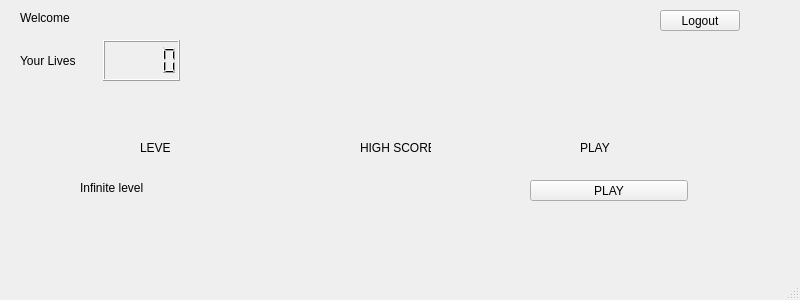
Before: the Qt Designer form Codigo_Fuente/Proyecto_Final/profileuser.ui in MaverickST/Proyecto_Final, drawn with Qt 5.
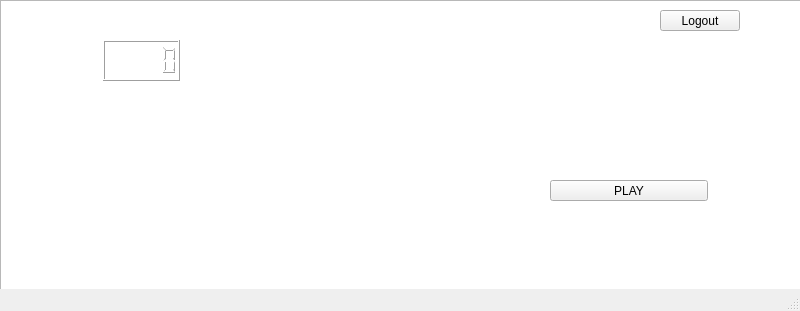
After: the same form once the commit is applied. Icons and pictures are not drawn.

```diff
--- a/Codigo_Fuente/Proyecto_Final/profileuser.ui
+++ b/Codigo_Fuente/Proyecto_Final/profileuser.ui
@@ -7,7 +7,7 @@
     <x>0</x>
     <y>0</y>
     <width>800</width>
-    <height>300</height>
+    <height>311</height>
    </rect>
   </property>
   <property name="windowTitle">
@@ -36,6 +36,9 @@
       <height>16</height>
      </rect>
     </property>
+    <property name="styleSheet">
+     <string notr="true">color: rgb(255, 255, 255);</string>
+    </property>
     <property name="text">
      <string>Welcome</string>
     </property>
@@ -65,20 +68,27 @@
     <layout class="QHBoxLayout" name="horizontalLayout">
      <item>
       <widget class="QLabel" name="label_2">
+       <property name="styleSheet">
+        <string notr="true">color: rgb(255, 255, 255);</string>
+       </property>
        <property name="text">
         <string>Your Lives</string>
        </property>
       </widget>
      </item>
      <item>
-      <widget class="QLCDNumber" name="lcd_Lives"/>
+      <widget class="QLCDNumber" name="lcd_Lives">
+       <property name="styleSheet">
+        <string notr="true">color: rgb(255, 255, 255);</string>
+       </property>
+      </widget>
      </item>
     </layout>
    </widget>
    <widget class="QPushButton" name="pB_StartLevel">
     <property name="geometry">
      <rect>
-      <x>530</x>
+      <x>550</x>
       <y>180</y>
       <width>158</width>
       <height>21</height>
@@ -91,12 +101,15 @@
    <widget class="QLabel" name="label_3">
     <property name="geometry">
      <rect>
-      <x>580</x>
-      <y>140</y>
+      <x>600</x>
+      <y>150</y>
       <width>31</width>
       <height>16</height>
      </rect>
     </property>
+    <property name="styleSheet">
+     <string notr="true">color: rgb(255, 255, 255);</string>
+    </property>
     <property name="text">
      <string>PLAY</string>
     </property>
@@ -104,12 +117,15 @@
    <widget class="QLabel" name="label_5">
     <property name="geometry">
      <rect>
-      <x>80</x>
+      <x>50</x>
       <y>180</y>
-      <width>161</width>
+      <width>71</width>
       <height>16</height>
      </rect>
     </property>
+    <property name="styleSheet">
+     <string notr="true">color: rgb(255, 255, 255);</string>
+    </property>
     <property name="text">
      <string>Infinite level</string>
     </property>
@@ -117,12 +133,15 @@
    <widget class="QLabel" name="label_8">
     <property name="geometry">
      <rect>
-      <x>360</x>
-      <y>140</y>
+      <x>240</x>
+      <y>150</y>
       <width>71</width>
       <height>16</height>
      </rect>
     </property>
+    <property name="styleSheet">
+     <string notr="true">color: rgb(255, 255, 255);</string>
+    </property>
     <property name="text">
      <string>HIGH SCORE</string>
     </property>
@@ -130,12 +149,15 @@
    <widget class="QLabel" name="label_9">
     <property name="geometry">
      <rect>
-      <x>140</x>
-      <y>140</y>
+      <x>70</x>
+      <y>150</y>
       <width>31</width>
       <height>16</height>
      </rect>
     </property>
+    <property name="styleSheet">
+     <string notr="true">color: rgb(255, 255, 255);</string>
+    </property>
     <property name="text">
      <string>LEVEL</string>
     </property>
@@ -143,16 +165,77 @@
    <widget class="QLabel" name="Label_Score">
     <property name="geometry">
      <rect>
-      <x>300</x>
+      <x>230</x>
       <y>180</y>
-      <width>171</width>
+      <width>101</width>
       <height>20</height>
      </rect>
     </property>
+    <property name="styleSheet">
+     <string notr="true">color: rgb(255, 255, 255);</string>
+    </property>
     <property name="text">
      <string/>
     </property>
    </widget>
+   <widget class="QLabel" name="label_4">
+    <property name="geometry">
+     <rect>
+      <x>420</x>
+      <y>150</y>
+      <width>61</width>
+      <height>16</height>
+     </rect>
+    </property>
+    <property name="styleSheet">
+     <string notr="true">color: rgb(255, 255, 255);</string>
+    </property>
+    <property name="text">
+     <string>BEST TIME</string>
+    </property>
+   </widget>
+   <widget class="QLabel" name="LABEL_TIME">
+    <property name="geometry">
+     <rect>
+      <x>400</x>
+      <y>180</y>
+      <width>101</width>
+      <height>21</height>
+     </rect>
+    </property>
+    <property name="styleSheet">
+     <string notr="true">color: rgb(255, 255, 255);</string>
+    </property>
+    <property name="text">
+     <string/>
+    </property>
+   </widget>
+   <widget class="QGraphicsView" name="graphicsView">
+    <property name="geometry">
+     <rect>
+      <x>0</x>
+      <y>0</y>
+      <width>801</width>
+      <height>291</height>
+     </rect>
+    </property>
+    <property name="styleSheet">
+     <string notr="true">background-image: url(:/Sprites/carretera5.1.jpg);</string>
+    </property>
+   </widget>
+   <zorder>graphicsView</zorder>
+   <zorder>pB_closeProfile</zorder>
+   <zorder>label</zorder>
+   <zorder>Label_Username</zorder>
+   <zorder>horizontalLayoutWidget</zorder>
+   <zorder>pB_StartLevel</zorder>
+   <zorder>label_3</zorder>
+   <zorder>label_5</zorder>
+   <zorder>label_8</zorder>
+   <zorder>label_9</zorder>
+   <zorder>Label_Score</zorder>
+   <zorder>label_4</zorder>
+   <zorder>LABEL_TIME</zorder>
   </widget>
   <widget class="QMenuBar" name="menubar">
    <property name="geometry">
```
Left out of the diff: 3 changed lines with no effect on the pictures.
